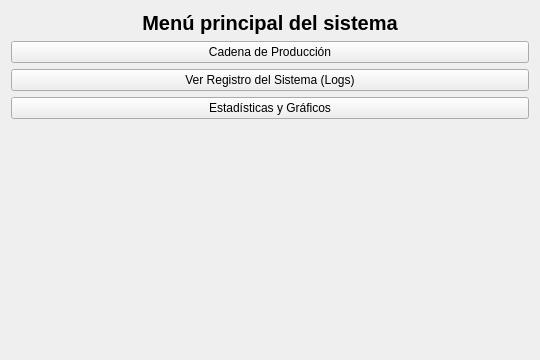
aidanmc207/Proyecto_SO, file firstView.ui: the form before one commit.
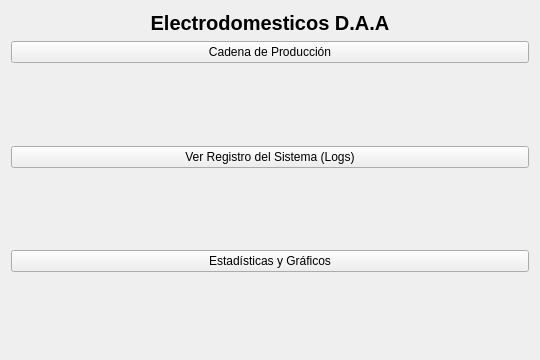
The form after the commit.

Patch:
```diff
--- a/firstView.ui
+++ b/firstView.ui
@@ -17,15 +17,15 @@
   <layout class="QVBoxLayout" name="verticalLayout">
    <item>
     <widget class="QLabel" name="labelTitle">
-     <property name="text">
-      <string>Menú principal del sistema</string>
-     </property>
-     <property name="alignment">
-      <set>Qt::AlignCenter</set>
-     </property>
      <property name="styleSheet">
       <string notr="true">font-size: 20px; font-weight: bold;</string>
      </property>
+     <property name="text">
+      <string>Electrodomesticos D.A.A</string>
+     </property>
+     <property name="alignment">
+      <set>Qt::AlignCenter</set>
+     </property>
     </widget>
    </item>
 
@@ -39,7 +39,19 @@
      </property>
     </widget>
    </item>
-
+   <item>
+    <spacer name="verticalSpacer_3">
+     <property name="orientation">
+      <enum>Qt::Vertical</enum>
+     </property>
+     <property name="sizeHint" stdset="0">
+      <size>
+       <width>20</width>
+       <height>40</height>
+      </size>
+     </property>
+    </spacer>
+   </item>
    <item>
     <widget class="QPushButton" name="btnLogs">
      <property name="text">
@@ -50,7 +62,19 @@
      </property>
     </widget>
    </item>
-
+   <item>
+    <spacer name="verticalSpacer_2">
+     <property name="orientation">
+      <enum>Qt::Vertical</enum>
+     </property>
+     <property name="sizeHint" stdset="0">
+      <size>
+       <width>20</width>
+       <height>40</height>
+      </size>
+     </property>
+    </spacer>
+   </item>
    <item>
     <widget class="QPushButton" name="btnStats">
      <property name="text">
```
Left out of the diff: 14 changed lines with no effect on the pictures.
